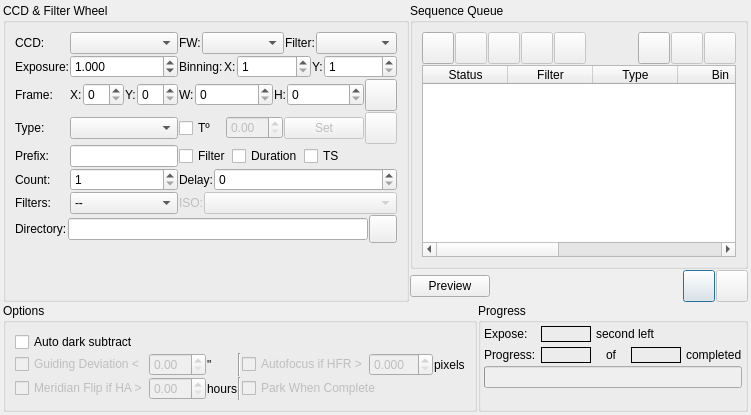
First picture: the form in kstars/ekos/capture/capture.ui, repository KDE/kstars, before the edit.
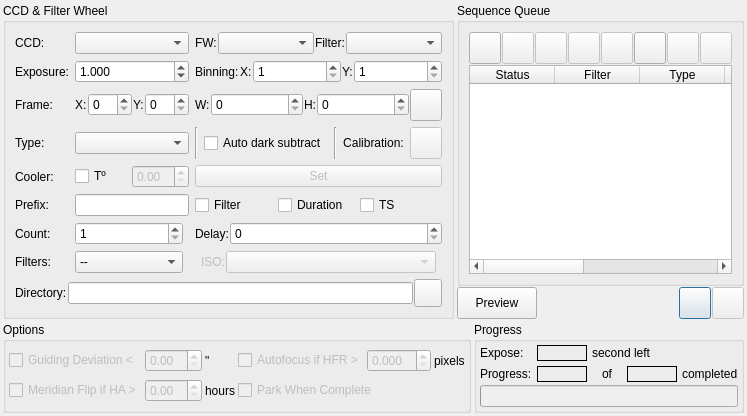
Second picture: the form after the edit.

Commit message: Minor GUI update to utilize space. Refactor sync

Diff of the .ui file:
```diff
--- a/kstars/ekos/capture/capture.ui
+++ b/kstars/ekos/capture/capture.ui
@@ -7,12 +7,12 @@
     <x>0</x>
     <y>0</y>
     <width>728</width>
-    <height>413</height>
+    <height>412</height>
    </rect>
   </property>
-  <layout class="QVBoxLayout" name="verticalLayout_3">
+  <layout class="QVBoxLayout" name="verticalLayout">
    <property name="spacing">
-    <number>1</number>
+    <number>3</number>
    </property>
    <property name="leftMargin">
     <number>3</number>
@@ -27,10 +27,7 @@
     <number>3</number>
    </property>
    <item>
-    <layout class="QHBoxLayout" name="horizontalLayout_11">
-     <property name="spacing">
-      <number>1</number>
-     </property>
+    <layout class="QHBoxLayout" name="horizontalLayout_17">
      <item>
       <widget class="QGroupBox" name="CCDFWGroup">
        <property name="enabled">
@@ -51,15 +48,7 @@
        <property name="title">
         <string>CCD &amp;&amp; Filter Wheel</string>
        </property>
-       <layout class="QVBoxLayout" name="verticalLayout">
-        <property name="spacing">
-         <number>1</number>
-        </property>
-        <item>
          <layout class="QGridLayout" name="gridLayout">
-          <property name="spacing">
-           <number>1</number>
-          </property>
           <item row="0" column="0">
            <widget class="QLabel" name="textLabel1_6">
             <property name="toolTip">
@@ -73,10 +62,10 @@
             </property>
            </widget>
           </item>
-          <item row="0" column="1">
+        <item row="0" column="1" colspan="2">
            <widget class="QComboBox" name="CCDCaptureCombo"/>
           </item>
-          <item row="0" column="2">
+        <item row="0" column="3" colspan="3">
            <layout class="QHBoxLayout" name="horizontalLayout_4">
             <property name="spacing">
              <number>1</number>
@@ -142,7 +131,7 @@
             </property>
            </widget>
           </item>
-          <item row="1" column="1">
+        <item row="1" column="1" colspan="2">
            <widget class="QDoubleSpinBox" name="exposureIN">
             <property name="sizePolicy">
              <sizepolicy hsizetype="MinimumExpanding" vsizetype="Fixed">
@@ -164,7 +153,7 @@
             </property>
            </widget>
           </item>
-          <item row="1" column="2">
+        <item row="1" column="3" colspan="3">
            <layout class="QHBoxLayout" name="horizontalLayout">
             <property name="spacing">
              <number>1</number>
@@ -267,7 +256,7 @@
             </property>
            </widget>
           </item>
-          <item row="2" column="1">
+        <item row="2" column="1" colspan="2">
            <layout class="QHBoxLayout" name="horizontalLayout_9">
             <property name="spacing">
              <number>1</number>
@@ -320,7 +309,7 @@
             </item>
            </layout>
           </item>
-          <item row="2" column="2">
+        <item row="2" column="3" colspan="3">
            <layout class="QHBoxLayout" name="horizontalLayout_10">
             <property name="spacing">
              <number>1</number>
@@ -411,7 +400,7 @@
             </property>
            </widget>
           </item>
-          <item row="3" column="1">
+        <item row="3" column="1" colspan="2">
            <widget class="QComboBox" name="frameTypeCombo">
             <property name="sizePolicy">
              <sizepolicy hsizetype="MinimumExpanding" vsizetype="Fixed">
@@ -421,11 +410,15 @@
             </property>
            </widget>
           </item>
-          <item row="3" column="2">
-           <layout class="QHBoxLayout" name="horizontalLayout_12">
-            <property name="spacing">
-             <number>1</number>
-            </property>
+        <item row="4" column="0">
+         <widget class="QLabel" name="label">
+          <property name="text">
+           <string>Cooler:</string>
+          </property>
+         </widget>
+        </item>
+        <item row="4" column="1" colspan="2">
+         <layout class="QHBoxLayout" name="horizontalLayout_11">
             <item>
              <widget class="QCheckBox" name="temperatureCheck">
               <property name="toolTip">
@@ -465,6 +458,10 @@
               </property>
              </widget>
             </item>
+         </layout>
+        </item>
+        <item row="4" column="3" colspan="3">
+         <layout class="QHBoxLayout" name="horizontalLayout_15">
             <item>
              <widget class="QPushButton" name="setTemperatureB">
               <property name="enabled">
@@ -478,40 +475,9 @@
               </property>
              </widget>
             </item>
-            <item>
-             <widget class="QPushButton" name="calibrationB">
-              <property name="enabled">
-               <bool>false</bool>
-              </property>
-              <property name="sizePolicy">
-               <sizepolicy hsizetype="Fixed" vsizetype="Fixed">
-                <horstretch>0</horstretch>
-                <verstretch>0</verstretch>
-               </sizepolicy>
-              </property>
-              <property name="minimumSize">
-               <size>
-                <width>32</width>
-                <height>32</height>
-               </size>
-              </property>
-              <property name="maximumSize">
-               <size>
-                <width>32</width>
-                <height>32</height>
-               </size>
-              </property>
-              <property name="toolTip">
-               <string>Calibration Options</string>
-              </property>
-              <property name="text">
-               <string/>
-              </property>
-             </widget>
-            </item>
-           </layout>
-          </item>
-          <item row="4" column="0">
+         </layout>
+        </item>
+        <item row="5" column="0">
            <widget class="QLabel" name="textLabel1_7">
             <property name="toolTip">
              <string>Prefix to append to the beginning of file names</string>
@@ -524,10 +490,10 @@
             </property>
            </widget>
           </item>
-          <item row="4" column="1">
+        <item row="5" column="1" colspan="2">
            <widget class="QLineEdit" name="prefixIN"/>
           </item>
-          <item row="4" column="2">
+        <item row="5" column="3" colspan="3">
            <layout class="QHBoxLayout" name="horizontalLayout_16">
             <property name="spacing">
              <number>1</number>
@@ -565,22 +531,9 @@
               </property>
              </widget>
             </item>
-            <item>
-             <spacer name="horizontalSpacer_2">
-              <property name="orientation">
-               <enum>Qt::Horizontal</enum>
-              </property>
-              <property name="sizeHint" stdset="0">
-               <size>
-                <width>40</width>
-                <height>20</height>
-               </size>
-              </property>
-             </spacer>
-            </item>
-           </layout>
-          </item>
-          <item row="5" column="0">
+         </layout>
+        </item>
+        <item row="6" column="0">
            <widget class="QLabel" name="textLabel1_4">
             <property name="toolTip">
              <string>Number of images to capture</string>
@@ -593,7 +546,7 @@
             </property>
            </widget>
           </item>
-          <item row="5" column="1">
+        <item row="6" column="1">
            <widget class="QSpinBox" name="countIN">
             <property name="sizePolicy">
              <sizepolicy hsizetype="MinimumExpanding" vsizetype="Fixed">
@@ -612,7 +565,7 @@
             </property>
            </widget>
           </item>
-          <item row="5" column="2">
+        <item row="6" column="3" colspan="3">
            <layout class="QHBoxLayout" name="horizontalLayout_3">
             <property name="spacing">
              <number>1</number>
@@ -645,7 +598,7 @@
             </item>
            </layout>
           </item>
-          <item row="6" column="0">
+        <item row="7" column="0">
            <widget class="QLabel" name="label_8">
             <property name="toolTip">
              <string>Apply filter to image after capture to enhance it</string>
@@ -655,7 +608,7 @@
             </property>
            </widget>
           </item>
-          <item row="6" column="1">
+        <item row="7" column="1">
            <widget class="QComboBox" name="filterCombo">
             <property name="sizePolicy">
              <sizepolicy hsizetype="MinimumExpanding" vsizetype="Fixed">
@@ -670,39 +623,82 @@
             </item>
            </widget>
           </item>
-          <item row="6" column="2">
-           <layout class="QHBoxLayout" name="horizontalLayout_2">
-            <property name="spacing">
-             <number>1</number>
+        <item row="3" column="3" colspan="3">
+         <layout class="QHBoxLayout" name="horizontalLayout_12">
+          <item>
+           <widget class="Line" name="line">
+            <property name="orientation">
+             <enum>Qt::Vertical</enum>
             </property>
+           </widget>
+          </item>
             <item>
-             <widget class="QLabel" name="ISOLabel">
-              <property name="enabled">
+           <widget class="QCheckBox" name="darkSubCheck">
+            <property name="toolTip">
+             <string>Perform automatic dark subtraction in preview mode</string>
+            </property>
+            <property name="text">
+             <string>Auto dark subtract</string>
+            </property>
+            <property name="checked">
                <bool>false</bool>
               </property>
+           </widget>
+          </item>
+          <item>
+           <widget class="Line" name="line_2">
+            <property name="orientation">
+             <enum>Qt::Vertical</enum>
+            </property>
+           </widget>
+          </item>
+          <item>
+           <widget class="QLabel" name="label_2">
+            <property name="toolTip">
+             <string>Dark &amp; Flat frames calibration</string>
+            </property>
               <property name="text">
-               <string>ISO:</string>
+             <string>Calibration:</string>
+            </property>
+            <property name="alignment">
+             <set>Qt::AlignCenter</set>
               </property>
              </widget>
             </item>
             <item>
-             <widget class="QComboBox" name="ISOCombo">
+           <widget class="QPushButton" name="calibrationB">
               <property name="enabled">
                <bool>false</bool>
               </property>
               <property name="sizePolicy">
-               <sizepolicy hsizetype="MinimumExpanding" vsizetype="Fixed">
+             <sizepolicy hsizetype="Fixed" vsizetype="Fixed">
                 <horstretch>0</horstretch>
                 <verstretch>0</verstretch>
                </sizepolicy>
               </property>
+            <property name="minimumSize">
+             <size>
+              <width>32</width>
+              <height>32</height>
+             </size>
+            </property>
+            <property name="maximumSize">
+             <size>
+              <width>32</width>
+              <height>32</height>
+             </size>
+            </property>
+            <property name="toolTip">
+             <string>Dark &amp; Flat frames calibration options</string>
+            </property>
+            <property name="text">
+             <string/>
+            </property>
              </widget>
             </item>
            </layout>
           </item>
-         </layout>
-        </item>
-        <item>
+        <item row="8" column="0" colspan="6">
          <layout class="QHBoxLayout" name="horizontalLayout_8">
           <property name="spacing">
            <number>1</number>
@@ -750,18 +746,35 @@
           </item>
          </layout>
         </item>
+        <item row="7" column="4">
+         <layout class="QHBoxLayout" name="horizontalLayout_2">
+          <property name="spacing">
+           <number>1</number>
+          </property>
         <item>
-         <spacer name="verticalSpacer_3">
-          <property name="orientation">
-           <enum>Qt::Vertical</enum>
-          </property>
-          <property name="sizeHint" stdset="0">
-           <size>
-            <width>20</width>
-            <height>40</height>
-           </size>
-          </property>
-         </spacer>
+           <widget class="QLabel" name="ISOLabel">
+            <property name="enabled">
+             <bool>false</bool>
+            </property>
+            <property name="text">
+             <string>ISO:</string>
+            </property>
+           </widget>
+          </item>
+          <item>
+           <widget class="QComboBox" name="ISOCombo">
+            <property name="enabled">
+             <bool>false</bool>
+            </property>
+            <property name="sizePolicy">
+             <sizepolicy hsizetype="MinimumExpanding" vsizetype="Fixed">
+              <horstretch>0</horstretch>
+              <verstretch>0</verstretch>
+             </sizepolicy>
+            </property>
+           </widget>
+          </item>
+         </layout>
         </item>
        </layout>
       </widget>
@@ -1067,6 +1080,12 @@
          </property>
          <item>
           <widget class="QPushButton" name="previewB">
+           <property name="minimumSize">
+            <size>
+             <width>0</width>
+             <height>32</height>
+            </size>
+           </property>
            <property name="toolTip">
             <string/>
            </property>
@@ -1158,55 +1177,26 @@
    </item>
    <item>
     <layout class="QHBoxLayout" name="horizontalLayout_13">
-     <property name="spacing">
-      <number>1</number>
-     </property>
      <item>
       <widget class="QGroupBox" name="optionsGroup">
        <property name="title">
         <string>Options</string>
        </property>
-       <layout class="QVBoxLayout" name="verticalLayout_2">
-        <property name="spacing">
-         <number>1</number>
-        </property>
-        <item>
-         <layout class="QHBoxLayout" name="horizontalLayout_5">
-          <property name="spacing">
-           <number>1</number>
-          </property>
-          <item>
-           <widget class="QCheckBox" name="darkSubCheck">
-            <property name="toolTip">
-             <string>Perform automatic dark subtraction in preview mode</string>
-            </property>
-            <property name="text">
-             <string>Auto dark subtract</string>
-            </property>
-            <property name="checked">
-             <bool>false</bool>
-            </property>
-           </widget>
-          </item>
-          <item>
-           <spacer name="horizontalSpacer_3">
-            <property name="orientation">
-             <enum>Qt::Horizontal</enum>
-            </property>
-            <property name="sizeHint" stdset="0">
-             <size>
-              <width>40</width>
-              <height>20</height>
-             </size>
-            </property>
-           </spacer>
-          </item>
-         </layout>
-        </item>
-        <item>
          <layout class="QGridLayout" name="gridLayout_2">
+        <property name="leftMargin">
+         <number>3</number>
+        </property>
+        <property name="topMargin">
+         <number>3</number>
+        </property>
+        <property name="rightMargin">
+         <number>3</number>
+        </property>
+        <property name="bottomMargin">
+         <number>3</number>
+        </property>
           <property name="spacing">
-           <number>1</number>
+         <number>3</number>
           </property>
           <item row="0" column="0">
            <widget class="QCheckBox" name="guideDeviationCheck">
@@ -1253,7 +1243,42 @@
             </property>
            </widget>
           </item>
-          <item row="0" column="6">
+        <item row="0" column="3">
+         <widget class="QCheckBox" name="autofocusCheck">
+          <property name="enabled">
+           <bool>false</bool>
+          </property>
+          <property name="toolTip">
+           <string>Perform autofocusing once Half-Flux-Radius (HFR) value exceeds this limit</string>
+          </property>
+          <property name="text">
+           <string>Autofocus if HFR &gt;</string>
+          </property>
+         </widget>
+        </item>
+        <item row="0" column="4">
+         <widget class="QDoubleSpinBox" name="HFRPixels">
+          <property name="enabled">
+           <bool>false</bool>
+          </property>
+          <property name="decimals">
+           <number>3</number>
+          </property>
+          <property name="minimum">
+           <double>0.000000000000000</double>
+          </property>
+          <property name="maximum">
+           <double>10.000000000000000</double>
+          </property>
+          <property name="singleStep">
+           <double>0.100000000000000</double>
+          </property>
+          <property name="value">
+           <double>0.000000000000000</double>
+          </property>
+         </widget>
+        </item>
+        <item row="0" column="5">
            <widget class="QLabel" name="textLabel1_2_5">
             <property name="toolTip">
              <string>Number of images to capture</string>
@@ -1279,7 +1304,42 @@
             </property>
            </widget>
           </item>
-          <item row="1" column="4" colspan="2">
+        <item row="1" column="1">
+         <widget class="QDoubleSpinBox" name="meridianHours">
+          <property name="enabled">
+           <bool>false</bool>
+          </property>
+          <property name="decimals">
+           <number>2</number>
+          </property>
+          <property name="minimum">
+           <double>0.000000000000000</double>
+          </property>
+          <property name="maximum">
+           <double>3.000000000000000</double>
+          </property>
+          <property name="singleStep">
+           <double>0.100000000000000</double>
+          </property>
+          <property name="value">
+           <double>0.000000000000000</double>
+          </property>
+         </widget>
+        </item>
+        <item row="1" column="2">
+         <widget class="QLabel" name="textLabel1_2_6">
+          <property name="toolTip">
+           <string>Number of images to capture</string>
+          </property>
+          <property name="whatsThis">
+           <string/>
+          </property>
+          <property name="text">
+           <string>hours</string>
+          </property>
+         </widget>
+        </item>
+        <item row="1" column="3" colspan="2">
            <widget class="QCheckBox" name="parkCheck">
             <property name="enabled">
              <bool>false</bool>
@@ -1292,105 +1352,6 @@
             </property>
            </widget>
           </item>
-          <item row="0" column="5">
-           <widget class="QDoubleSpinBox" name="HFRPixels">
-            <property name="enabled">
-             <bool>false</bool>
-            </property>
-            <property name="decimals">
-             <number>3</number>
-            </property>
-            <property name="minimum">
-             <double>0.000000000000000</double>
-            </property>
-            <property name="maximum">
-             <double>10.000000000000000</double>
-            </property>
-            <property name="singleStep">
-             <double>0.100000000000000</double>
-            </property>
-            <property name="value">
-             <double>0.000000000000000</double>
-            </property>
-           </widget>
-          </item>
-          <item row="1" column="2">
-           <widget class="QLabel" name="textLabel1_2_6">
-            <property name="toolTip">
-             <string>Number of images to capture</string>
-            </property>
-            <property name="whatsThis">
-             <string/>
-            </property>
-            <property name="text">
-             <string>hours</string>
-            </property>
-           </widget>
-          </item>
-          <item row="1" column="1">
-           <widget class="QDoubleSpinBox" name="meridianHours">
-            <property name="enabled">
-             <bool>false</bool>
-            </property>
-            <property name="decimals">
-             <number>2</number>
-            </property>
-            <property name="minimum">
-             <double>0.000000000000000</double>
-            </property>
-            <property name="maximum">
-             <double>3.000000000000000</double>
-            </property>
-            <property name="singleStep">
-             <double>0.100000000000000</double>
-            </property>
-            <property name="value">
-             <double>0.000000000000000</double>
-            </property>
-           </widget>
-          </item>
-          <item row="0" column="4">
-           <widget class="QCheckBox" name="autofocusCheck">
-            <property name="enabled">
-             <bool>false</bool>
-            </property>
-            <property name="toolTip">
-             <string>Perform autofocusing once Half-Flux-Radius (HFR) value exceeds this limit</string>
-            </property>
-            <property name="text">
-             <string>Autofocus if HFR &gt;</string>
-            </property>
-           </widget>
-          </item>
-          <item row="0" column="3">
-           <widget class="Line" name="line">
-            <property name="orientation">
-             <enum>Qt::Vertical</enum>
-            </property>
-           </widget>
-          </item>
-          <item row="1" column="3">
-           <widget class="Line" name="line_2">
-            <property name="orientation">
-             <enum>Qt::Vertical</enum>
-            </property>
-           </widget>
-          </item>
-         </layout>
-        </item>
-        <item>
-         <spacer name="verticalSpacer_2">
-          <property name="orientation">
-           <enum>Qt::Vertical</enum>
-          </property>
-          <property name="sizeHint" stdset="0">
-           <size>
-            <width>20</width>
-            <height>40</height>
-           </size>
-          </property>
-         </spacer>
-        </item>
        </layout>
       </widget>
      </item>
@@ -1556,19 +1517,6 @@
           </property>
          </widget>
         </item>
-        <item>
-         <spacer name="verticalSpacer_4">
-          <property name="orientation">
-           <enum>Qt::Vertical</enum>
-          </property>
-          <property name="sizeHint" stdset="0">
-           <size>
-            <width>20</width>
-            <height>1</height>
-           </size>
-          </property>
-         </spacer>
-        </item>
        </layout>
       </widget>
      </item>
```
Left out of the diff: 1 changed line with no effect on the pictures. Lines whose indentation alone changed are shown as unchanged. The commit also changes 1 other file.
